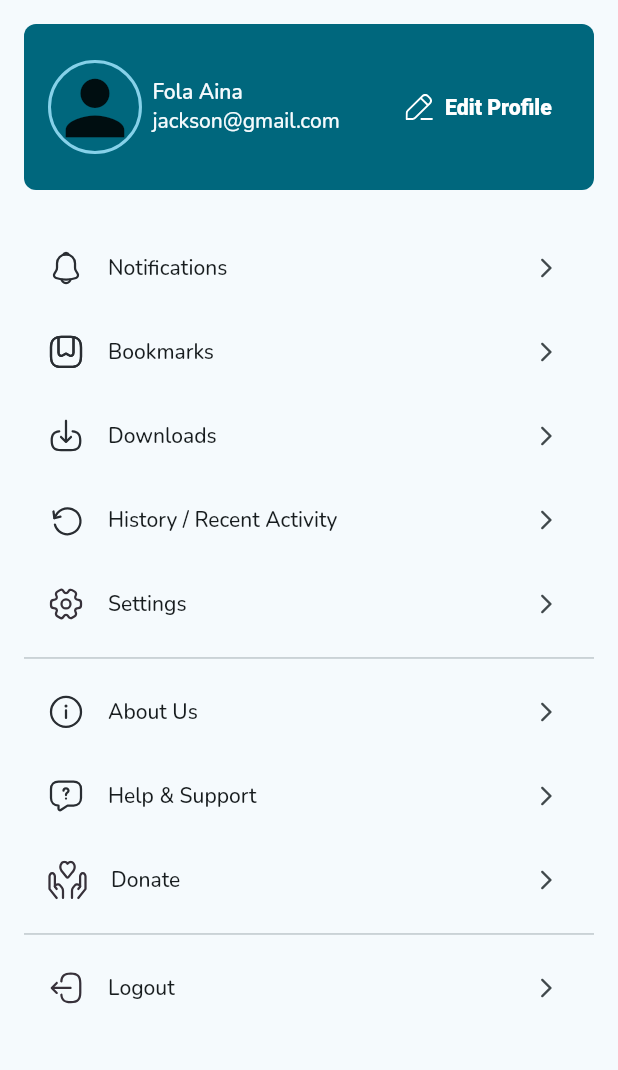
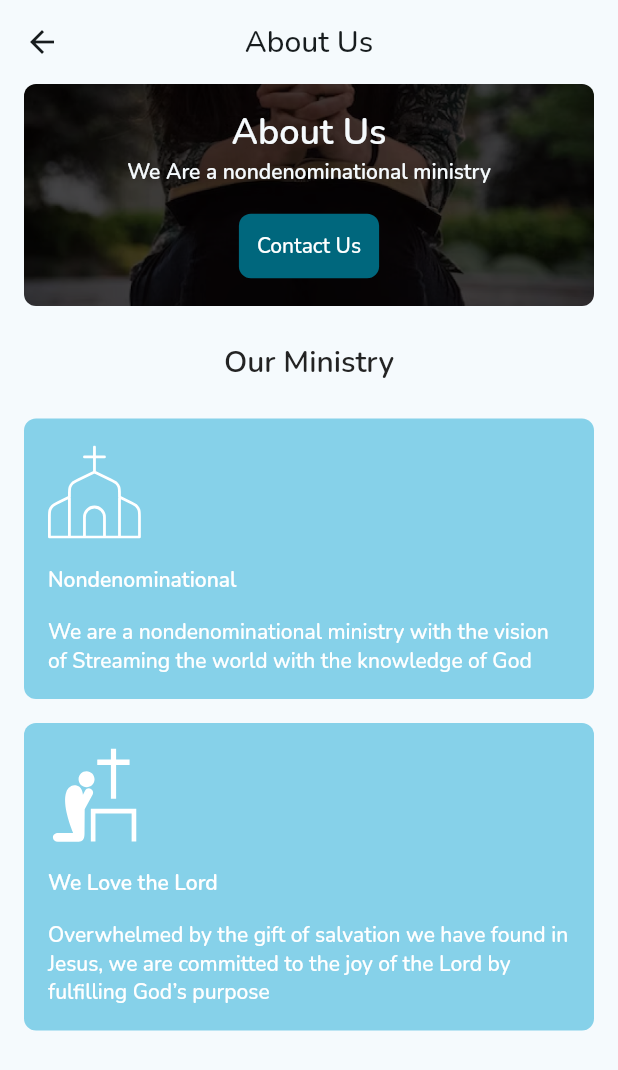
Before and after one commit to logickoder/stream_global, a Flutter app: the MoreScreen screen opened directly, after a tap on "About Us", on a phone screen of 412 x 824 dp. Shown: the top 1070 px of the screen. Run offline on Flutter 3.47's test engine with Material 2 defaults, Android fonts, the phone set to English and light mode, and no system bars; our stand-ins replace cached_network_image, flutter_riverpod, flutter_svg, google_fonts, rx_shared_preferences; statements that could not run were skipped.

Commit message:
feat(about): create screen

```diff
--- /dev/null
+++ b/lib/about/about_screen.dart
@@ -0,0 +1,167 @@
+import 'package:flutter/material.dart';
+import 'package:flutter_svg/svg.dart';
+
+import '../app/assets.dart';
+import '../app/dimens.dart';
+
+typedef _AboutItemData = (String, String, String);
+
+const List<_AboutItemData> _items = [
+  (
+    AppAssets.churchIcon,
+    'Nondenominational',
+    'We are a nondenominational ministry with the vision of Streaming the world with the knowledge of God'
+  ),
+  (
+    AppAssets.prayerIcon,
+    'We Love the Lord',
+    'Overwhelmed by the gift of salvation we have found in Jesus, we are committed to the joy of the Lord by fulfilling God’s purpose'
+  ),
+];
+
+class AboutScreen extends StatelessWidget {
+  const AboutScreen({super.key});
+
+  @override
+  Widget build(BuildContext context) {
+    final theme = Theme.of(context);
+    return Scaffold(
+      appBar: AppBar(
+        title: const Text('About Us'),
+        centerTitle: true,
+      ),
+      body: SafeArea(
+        minimum: const EdgeInsets.symmetric(
+          horizontal: AppDimens.secondaryPadding,
+        ),
+        child: CustomScrollView(
+          slivers: [
+            SliverToBoxAdapter(
+              child: Container(
+                decoration: BoxDecoration(
+                  image: const DecorationImage(
+                    image: AssetImage(AppAssets.aboutUsImage),
+                    fit: BoxFit.cover,
+                  ),
+                  borderRadius: BorderRadius.circular(
+                    AppDimens.secondaryPadding / 2,
+                  ),
+                ),
+                child: Column(
+                  crossAxisAlignment: CrossAxisAlignment.center,
+                  children: [
+                    const SizedBox(height: AppDimens.secondaryPadding),
+                    Text(
+                      'About Us',
+                      style: theme.textTheme.headlineSmall?.copyWith(
+                        color: theme.colorScheme.surface,
+                        fontWeight: FontWeight.w600,
+                      ),
+                      textAlign: TextAlign.center,
+                    ),
+                    FractionallySizedBox(
+                      widthFactor: 0.66,
+                      child: Text(
+                        'We Are a nondenominational ministry',
+                        style: theme.textTheme.bodyLarge?.copyWith(
+                          color: theme.colorScheme.surface,
+                          fontWeight: FontWeight.w600,
+                        ),
+                        textAlign: TextAlign.center,
+                      ),
+                    ),
+                    const SizedBox(height: AppDimens.secondaryPadding),
+                    FilledButton(
+                      onPressed: () {},
+                      child: const Text('Contact Us'),
+                    ),
+                    const SizedBox(height: AppDimens.secondaryPadding),
+                  ],
+                ),
+              ),
+            ),
+            SliverToBoxAdapter(
+              child: Padding(
+                padding: const EdgeInsets.symmetric(
+                  vertical: AppDimens.padding,
+                ),
+                child: Align(
+                  alignment: Alignment.center,
+                  child: Text(
+                    'Our Ministry',
+                    style: theme.textTheme.titleLarge?.copyWith(
+                      fontWeight: FontWeight.w600,
+                    ),
+                  ),
+                ),
+              ),
+            ),
+            SliverList.separated(
+              itemBuilder: (context, index) {
+                final item = _items[index];
+                return _AboutItem(
+                  icon: item.$1,
+                  title: item.$2,
+                  description: item.$3,
+                );
+              },
+              separatorBuilder: (_, __) => const SizedBox(
+                height: AppDimens.secondaryPadding,
+              ),
+              itemCount: _items.length,
+            ),
+          ],
+        ),
+      ),
+    );
+  }
+}
+
+class _AboutItem extends StatelessWidget {
+  const _AboutItem({
+    required this.icon,
+    required this.title,
+    required this.description,
+  });
+
+  final String icon;
+  final String title;
+  final String description;
+
+  @override
+  Widget build(BuildContext context) {
+    final theme = Theme.of(context);
+
+    return Container(
+      padding: const EdgeInsets.all(AppDimens.secondaryPadding),
+      decoration: BoxDecoration(
+        color: theme.colorScheme.inversePrimary,
+        borderRadius: BorderRadius.circular(AppDimens.secondaryPadding / 2),
+      ),
+      child: Column(
+        crossAxisAlignment: CrossAxisAlignment.start,
+        children: [
+          FractionallySizedBox(
+            widthFactor: 0.178,
+            child: SvgPicture.asset(icon),
+          ),
+          const SizedBox(height: AppDimens.secondaryPadding),
+          Text(
+            title,
+            style: theme.textTheme.bodyLarge?.copyWith(
+              fontWeight: FontWeight.w600,
+              color: theme.colorScheme.onPrimary,
+            ),
+          ),
+          const SizedBox(height: AppDimens.secondaryPadding),
+          Text(
+            description,
+            style: theme.textTheme.bodyLarge?.copyWith(
+              color: theme.colorScheme.onPrimary,
+            ),
+          ),
+        ],
+      ),
+    );
+  }
+}
--- a/lib/app/assets.dart
+++ b/lib/app/assets.dart
@@ -22,6 +22,8 @@ class AppAssets {
   static const historyIcon = '$_icons/history.svg';
   static const downloadIcon = '$_icons/download.svg';
   static const cameraIcon = '$_icons/camera.svg';
+  static const churchIcon = '$_icons/church.svg';
+  static const prayerIcon = '$_icons/prayer.svg';
 
   static const homeIcon = '$_icons/home.svg';
   static const exploreIcon = '$_icons/explore.svg';
@@ -36,5 +38,6 @@ class AppAssets {
   static const onboarding2 = '$_images/onboarding_2.png';
   static const onboarding3 = '$_images/onboarding_3.png';
   static const authChooserImage = '$_images/auth_chooser_background.png';
+  static const aboutUsImage = '$_images/about_us_background.png';
   static const sermonImage = '$_images/sermon.png';
 }
--- a/lib/app/routes.dart
+++ b/lib/app/routes.dart
@@ -1,5 +1,6 @@
 import 'package:flutter/material.dart';
 
+import '../about/about_screen.dart';
 import '../auth/auth_chooser_screen.dart';
 import '../auth/auth_otp_screen.dart';
 import '../auth/auth_screen.dart';
@@ -22,6 +23,7 @@ class AppRoutes {
   static const editProfile = '/profile/edit';
   static const notifications = '/notifications';
   static const settings = '/settings';
+  static const about = '/about';
 
   static Map<String, Widget Function(BuildContext)> get current => {
         splash: (context) => const SplashScreen(),
@@ -34,5 +36,6 @@ class AppRoutes {
         editProfile: (_) => const EditProfileScreen(),
         notifications: (_) => const NotificationsScreen(),
         settings: (_) => const SettingsScreen(),
+        about: (_) => const AboutScreen(),
       };
 }
--- a/lib/dashboard/more/more_screen.dart
+++ b/lib/dashboard/more/more_screen.dart
@@ -56,6 +56,7 @@ class MoreScreen extends StatelessWidget {
     final route = switch (item.$2) {
       AppAssets.notificationIcon => AppRoutes.notifications,
       AppAssets.settingIcon => AppRoutes.settings,
+      AppAssets.infoIcon => AppRoutes.about,
       _ => null,
     };
     if (route != null) {
```
Also changed, not shown: assets/icons/church.svg (added), assets/icons/prayer.svg (added), assets/images/about_us_background.png (added).
